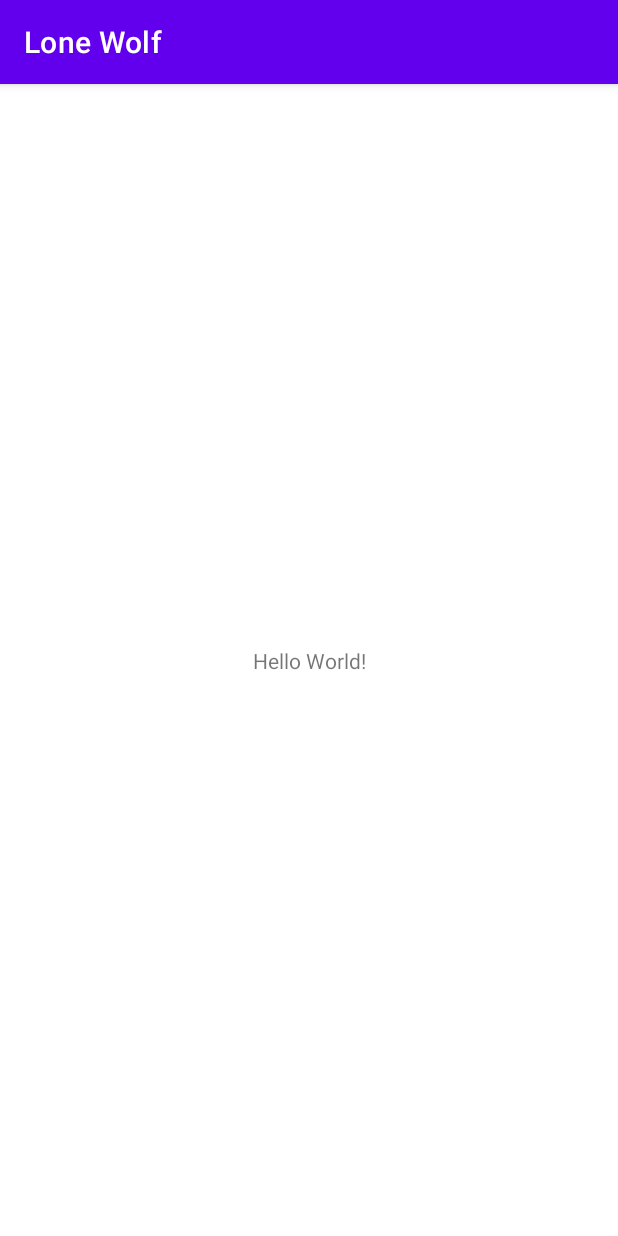
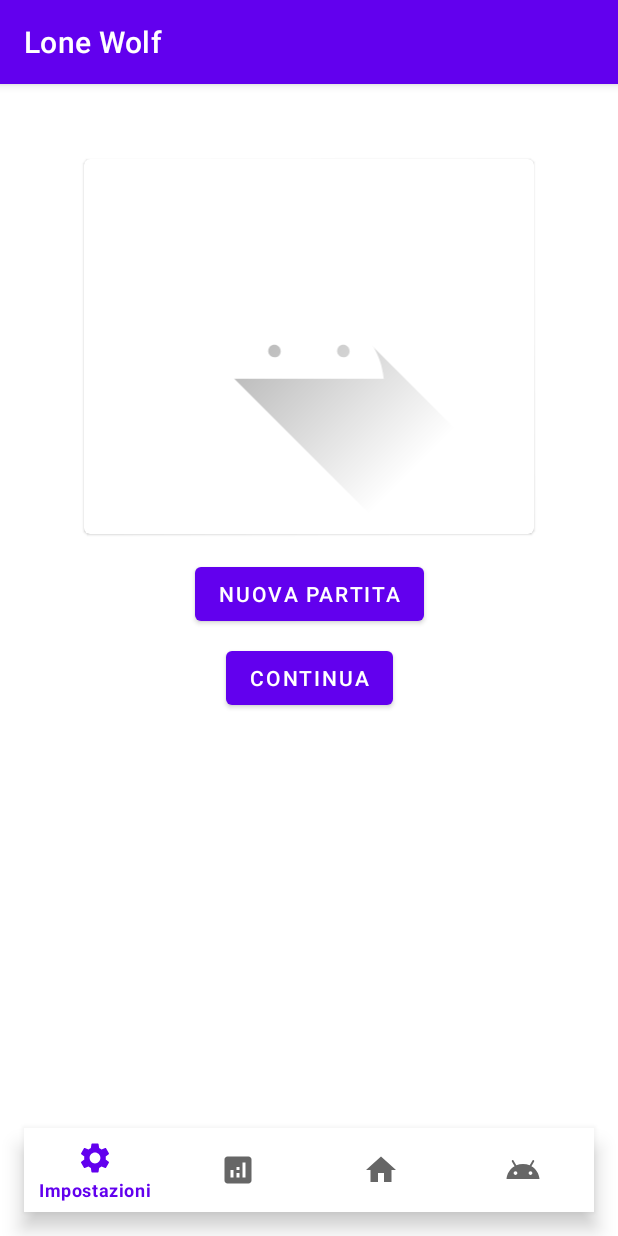
Before and after one commit to fedecolci/Lone-Wolf, an Android app: the screen it shows after launch (MainActivity), on a phone screen of 412 x 824 dp. Run offline under Robolectric (Android 15) with nearby library versions, the phone set to English and light mode, and no system bars.

Commit message:
Main Activity Layout baseline created

```diff
--- /dev/null
+++ b/app/src/main/res/drawable/ic_home.xml
@@ -0,0 +1,5 @@
+<vector android:height="24dp" android:tint="#000000"
+    android:viewportHeight="24" android:viewportWidth="24"
+    android:width="24dp" xmlns:android="http://schemas.android.com/apk/res/android">
+    <path android:fillColor="@android:color/white" android:pathData="M10,20v-6h4v6h5v-8h3L12,3 2,12h3v8z"/>
+</vector>
--- /dev/null
+++ b/app/src/main/res/drawable/ic_profile.xml
@@ -0,0 +1,5 @@
+<vector android:height="24dp" android:tint="#000000"
+    android:viewportHeight="24" android:viewportWidth="24"
+    android:width="24dp" xmlns:android="http://schemas.android.com/apk/res/android">
+    <path android:fillColor="@android:color/white" android:pathData="M17.6,9.48l1.84,-3.18c0.16,-0.31 0.04,-0.69 -0.26,-0.85c-0.29,-0.15 -0.65,-0.06 -0.83,0.22l-1.88,3.24c-2.86,-1.21 -6.08,-1.21 -8.94,0L5.65,5.67c-0.19,-0.29 -0.58,-0.38 -0.87,-0.2C4.5,5.65 4.41,6.01 4.56,6.3L6.4,9.48C3.3,11.25 1.28,14.44 1,18h22C22.72,14.44 20.7,11.25 17.6,9.48zM7,15.25c-0.69,0 -1.25,-0.56 -1.25,-1.25c0,-0.69 0.56,-1.25 1.25,-1.25S8.25,13.31 8.25,14C8.25,14.69 7.69,15.25 7,15.25zM17,15.25c-0.69,0 -1.25,-0.56 -1.25,-1.25c0,-0.69 0.56,-1.25 1.25,-1.25s1.25,0.56 1.25,1.25C18.25,14.69 17.69,15.25 17,15.25z"/>
+</vector>
--- /dev/null
+++ b/app/src/main/res/drawable/ic_settings.xml
@@ -0,0 +1,5 @@
+<vector android:height="24dp" android:tint="#000000"
+    android:viewportHeight="24" android:viewportWidth="24"
+    android:width="24dp" xmlns:android="http://schemas.android.com/apk/res/android">
+    <path android:fillColor="@android:color/white" android:pathData="M19.14,12.94c0.04,-0.3 0.06,-0.61 0.06,-0.94c0,-0.32 -0.02,-0.64 -0.07,-0.94l2.03,-1.58c0.18,-0.14 0.23,-0.41 0.12,-0.61l-1.92,-3.32c-0.12,-0.22 -0.37,-0.29 -0.59,-0.22l-2.39,0.96c-0.5,-0.38 -1.03,-0.7 -1.62,-0.94L14.4,2.81c-0.04,-0.24 -0.24,-0.41 -0.48,-0.41h-3.84c-0.24,0 -0.43,0.17 -0.47,0.41L9.25,5.35C8.66,5.59 8.12,5.92 7.63,6.29L5.24,5.33c-0.22,-0.08 -0.47,0 -0.59,0.22L2.74,8.87C2.62,9.08 2.66,9.34 2.86,9.48l2.03,1.58C4.84,11.36 4.8,11.69 4.8,12s0.02,0.64 0.07,0.94l-2.03,1.58c-0.18,0.14 -0.23,0.41 -0.12,0.61l1.92,3.32c0.12,0.22 0.37,0.29 0.59,0.22l2.39,-0.96c0.5,0.38 1.03,0.7 1.62,0.94l0.36,2.54c0.05,0.24 0.24,0.41 0.48,0.41h3.84c0.24,0 0.44,-0.17 0.47,-0.41l0.36,-2.54c0.59,-0.24 1.13,-0.56 1.62,-0.94l2.39,0.96c0.22,0.08 0.47,0 0.59,-0.22l1.92,-3.32c0.12,-0.22 0.07,-0.47 -0.12,-0.61L19.14,12.94zM12,15.6c-1.98,0 -3.6,-1.62 -3.6,-3.6s1.62,-3.6 3.6,-3.6s3.6,1.62 3.6,3.6S13.98,15.6 12,15.6z"/>
+</vector>
--- /dev/null
+++ b/app/src/main/res/drawable/ic_stats.xml
@@ -0,0 +1,5 @@
+<vector android:height="24dp" android:tint="#000000"
+    android:viewportHeight="24" android:viewportWidth="24"
+    android:width="24dp" xmlns:android="http://schemas.android.com/apk/res/android">
+    <path android:fillColor="@android:color/white" android:pathData="M19,3L5,3c-1.1,0 -2,0.9 -2,2v14c0,1.1 0.9,2 2,2h14c1.1,0 2,-0.9 2,-2L21,5c0,-1.1 -0.9,-2 -2,-2zM9,17L7,17v-5h2v5zM13,17h-2v-3h2v3zM13,12h-2v-2h2v2zM17,17h-2L15,7h2v10z"/>
+</vector>
--- a/app/src/main/res/layout/activity_main.xml
+++ b/app/src/main/res/layout/activity_main.xml
@@ -6,13 +6,56 @@
     android:layout_height="match_parent"
     tools:context=".MainActivity">
 
-    <TextView
+    <com.google.android.material.card.MaterialCardView
+        android:id="@+id/card_view_logo"
+        android:layout_width="300dp"
+        android:layout_height="250dp"
+        app:layout_constraintEnd_toEndOf="parent"
+        app:layout_constraintStart_toStartOf="parent"
+        app:layout_constraintTop_toTopOf="parent"
+        android:layout_marginTop="50dp">
+
+        <com.google.android.material.imageview.ShapeableImageView
+            android:id="@+id/image_view_logo"
+            android:layout_width="match_parent"
+            android:layout_height="match_parent"
+            android:src="@drawable/ic_launcher_foreground"
+            android:layout_margin="8dp">
+        </com.google.android.material.imageview.ShapeableImageView>
+
+    </com.google.android.material.card.MaterialCardView>
+
+    <com.google.android.material.button.MaterialButton
+        android:id="@+id/button_new_game"
         android:layout_width="wrap_content"
         android:layout_height="wrap_content"
-        android:text="Hello World!"
-        app:layout_constraintBottom_toBottomOf="parent"
+        app:layout_constraintTop_toBottomOf="@+id/card_view_logo"
         app:layout_constraintEnd_toEndOf="parent"
         app:layout_constraintStart_toStartOf="parent"
-        app:layout_constraintTop_toTopOf="parent" />
+        android:layout_marginTop="16dp"
+        android:text="@string/new_game">
+    </com.google.android.material.button.MaterialButton>
+
+    <com.google.android.material.button.MaterialButton
+        android:id="@+id/button_continue"
+        android:layout_width="wrap_content"
+        android:layout_height="wrap_content"
+        app:layout_constraintTop_toBottomOf="@+id/button_new_game"
+        app:layout_constraintEnd_toEndOf="parent"
+        app:layout_constraintStart_toStartOf="parent"
+        android:layout_marginTop="8dp"
+        android:text="@string/continua">
+    </com.google.android.material.button.MaterialButton>
+
+    <com.google.android.material.bottomnavigation.BottomNavigationView
+        android:id="@+id/bottom_navigation_view_menu"
+        android:layout_width="match_parent"
+        android:layout_height="wrap_content"
+        app:layout_constraintStart_toStartOf="parent"
+        app:layout_constraintBottom_toBottomOf="parent"
+        android:layout_margin="16dp"
+        app:menu="@menu/bottom_navigation_menu_activity_main">
+    </com.google.android.material.bottomnavigation.BottomNavigationView>
+
 
 </androidx.constraintlayout.widget.ConstraintLayout>
--- /dev/null
+++ b/app/src/main/res/menu/bottom_navigation_menu_activity_main.xml
@@ -0,0 +1,24 @@
+<?xml version="1.0" encoding="utf-8"?>
+<menu xmlns:android="http://schemas.android.com/apk/res/android">
+
+    <item android:id="@+id/action_settings"
+        android:title="@string/menu_settings"
+        android:icon="@drawable/ic_settings">
+    </item>
+
+    <item android:id="@+id/action_stats"
+        android:title="@string/menu_stats"
+        android:icon="@drawable/ic_stats">
+    </item>
+
+    <item android:id="@+id/action_home"
+        android:title="@string/menu_home"
+        android:icon="@drawable/ic_home">
+    </item>
+
+    <item android:id="@+id/action_profile"
+        android:title="@string/menu_profile"
+        android:icon="@drawable/ic_profile">
+    </item>
+
+</menu>
--- a/app/src/main/res/values/strings.xml
+++ b/app/src/main/res/values/strings.xml
@@ -1,3 +1,9 @@
 <resources>
     <string name="app_name">Lone Wolf</string>
+    <string name="new_game">Nuova Partita</string>
+    <string name="continua">Continua</string>
+    <string name="menu_settings">Impostazioni</string>
+    <string name="menu_stats">Statistiche</string>
+    <string name="menu_profile">Profilo</string>
+    <string name="menu_home">Home</string>
 </resources>
```
